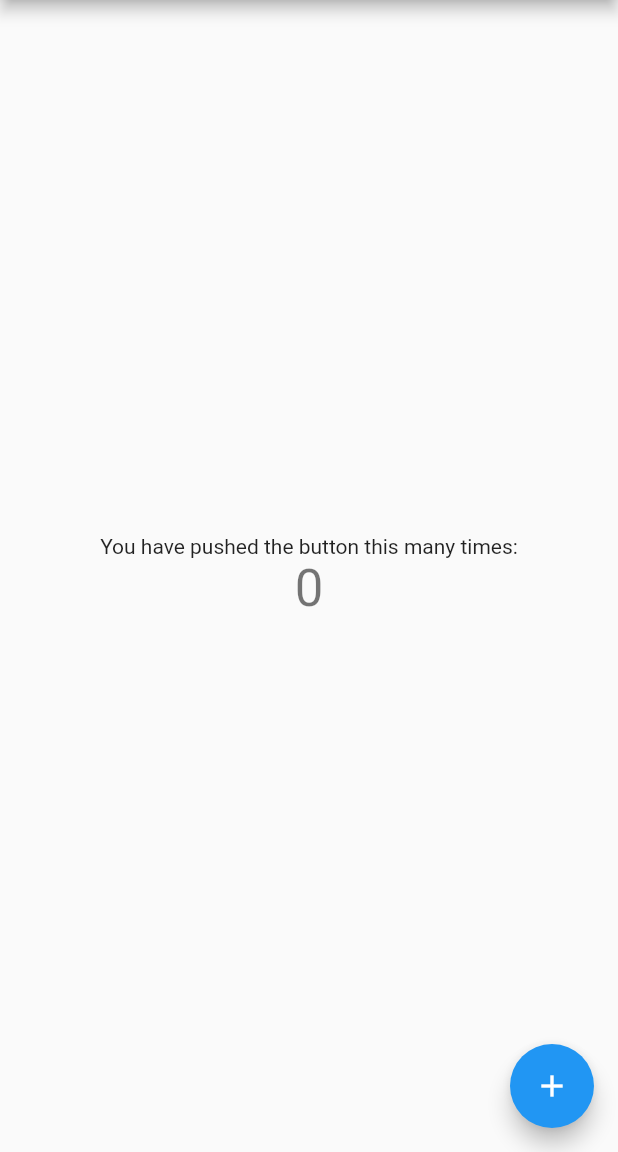
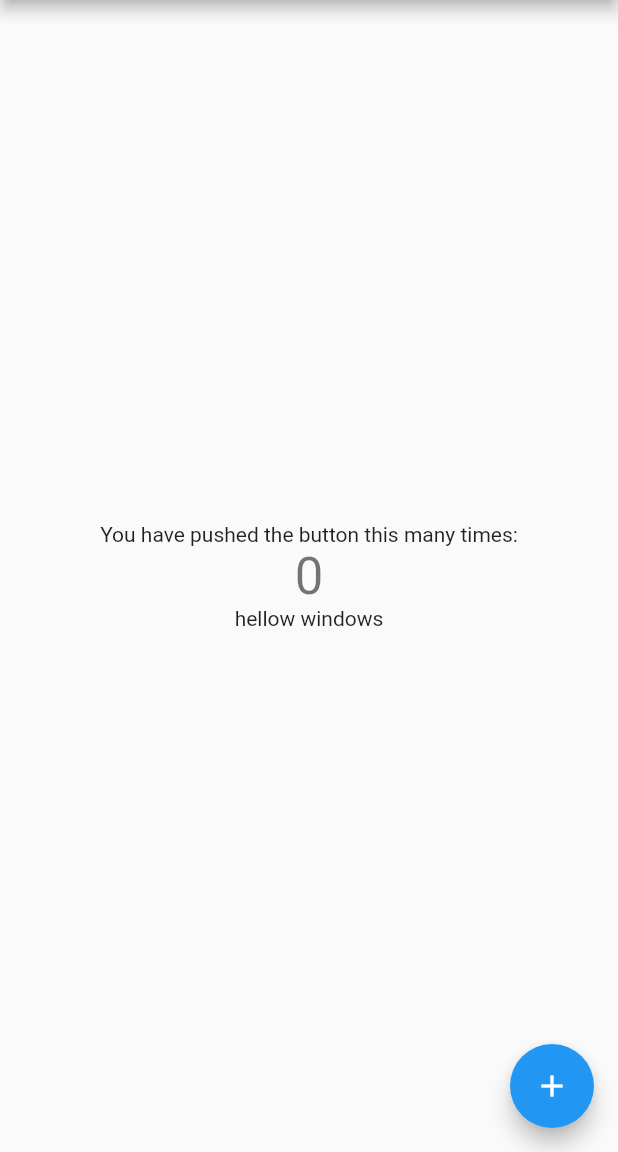
Before and after one commit to minjun-mac/git_text_server, a Flutter app: the screen it shows after launch, on a phone screen of 412 x 824 dp, the part 84-1236 px from its top. Run offline on Flutter 3.47's test engine with Material 2 defaults, Android fonts, the phone set to English and light mode, and no system bars.

Commit message:
_window 1

```diff
--- a/lib/main.dart
+++ b/lib/main.dart
@@ -98,6 +98,7 @@ class _MyHomePageState extends State<MyHomePage> {
               '$_counter',
               style: Theme.of(context).textTheme.display1,
             ),
+            Text('hellow windows')
           ],
         ),
       ),
```
